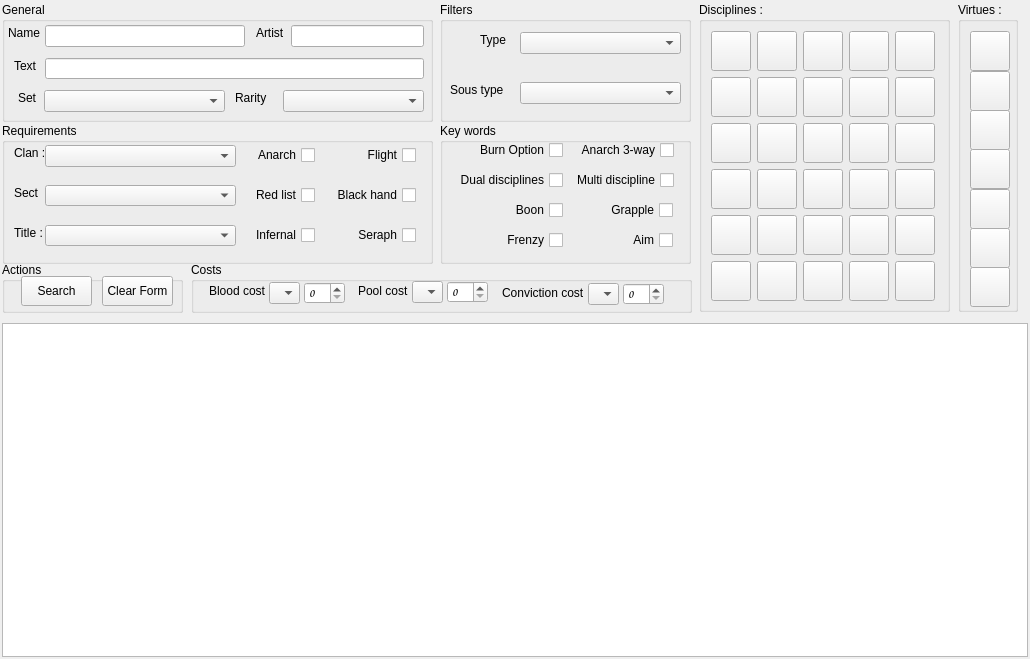
Before: the Qt Designer form src/tab_search_library.ui in Zugzwangs/Eternal-Deck-Builder, drawn with Qt 5.
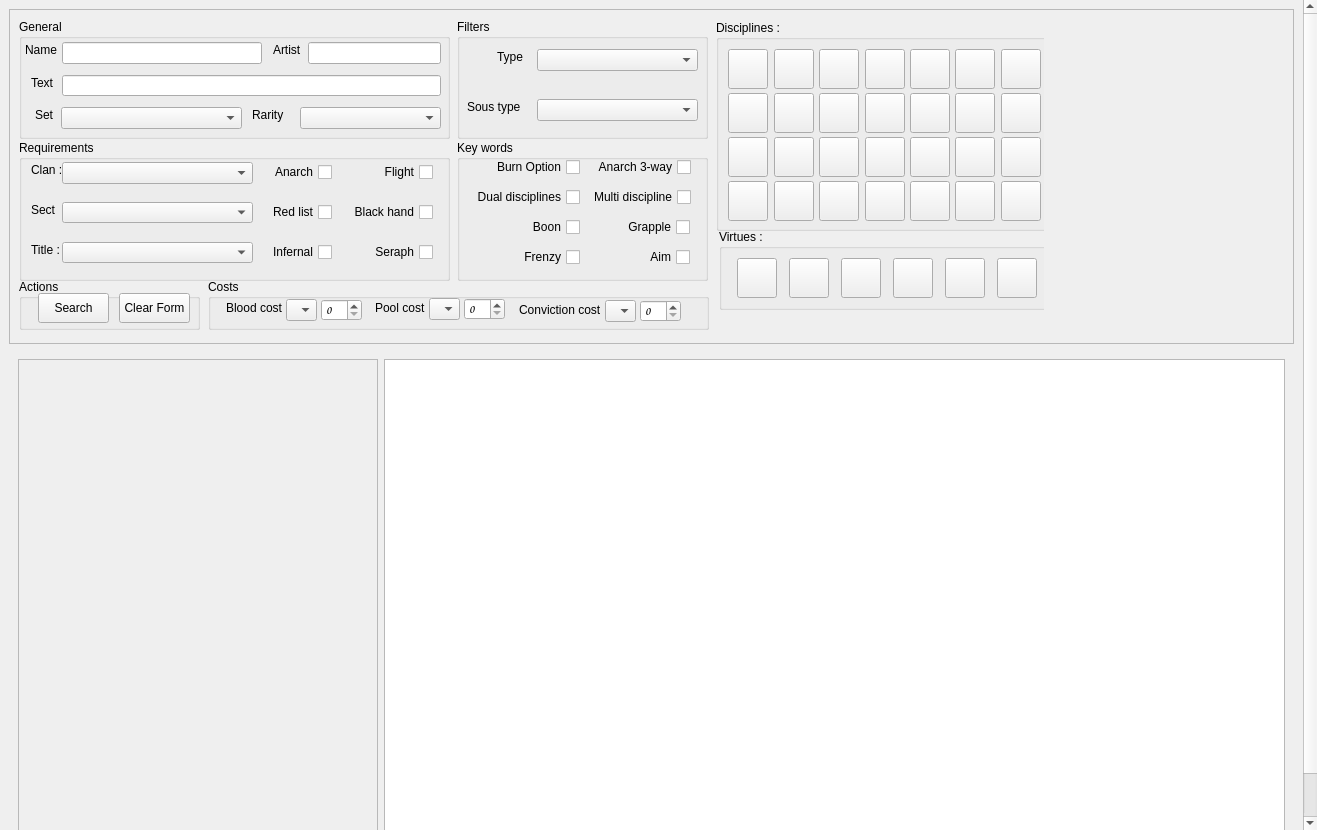
After: the same form once the commit is applied. Icons and pictures are not drawn. Custom widgets are drawn as their Qt base class.

Commit message: the main tab take all the mainwindow space now. Cards visuels and deck view are distributed into appropriate tabs. Tabs layout need to be corrected. And a new widget that represent a deck need to be designed and introduce into crypt/Lin search tabs

The edit to the form file:
```diff
--- a/src/tab_search_library.ui
+++ b/src/tab_search_library.ui
@@ -6,8 +6,8 @@
    <rect>
     <x>0</x>
     <y>0</y>
-    <width>1030</width>
-    <height>659</height>
+    <width>1317</width>
+    <height>830</height>
    </rect>
   </property>
   <property name="sizePolicy">
@@ -45,23 +45,20 @@
     <rect>
      <x>0</x>
      <y>0</y>
-     <width>1030</width>
-     <height>659</height>
+     <width>1296</width>
+     <height>890</height>
     </rect>
    </property>
    <layout class="QVBoxLayout" name="verticalLayout">
-    <property name="leftMargin">
-     <number>2</number>
-    </property>
-    <property name="topMargin">
-     <number>2</number>
-    </property>
-    <property name="rightMargin">
-     <number>2</number>
-    </property>
-    <property name="bottomMargin">
-     <number>2</number>
-    </property>
+    <item>
+     <widget class="QFrame" name="frame_2">
+      <property name="frameShape">
+       <enum>QFrame::StyledPanel</enum>
+      </property>
+      <property name="frameShadow">
+       <enum>QFrame::Raised</enum>
+      </property>
+      <layout class="QHBoxLayout" name="horizontalLayout_3">
     <item>
      <widget class="QFrame" name="CardSearchFrame">
       <property name="sizePolicy">
@@ -88,16 +85,16 @@
       <widget class="QGroupBox" name="CardgroupBoxVirtues">
        <property name="geometry">
         <rect>
-         <x>956</x>
-         <y>0</y>
-         <width>60</width>
-         <height>310</height>
+            <x>700</x>
+            <y>210</y>
+            <width>391</width>
+            <height>81</height>
         </rect>
        </property>
        <property name="title">
         <string>Virtues :  </string>
        </property>
-       <layout class="QVBoxLayout" name="verticalLayout_2">
+          <layout class="QHBoxLayout" name="horizontalLayout_2">
         <item>
          <widget class="DisciplineButton" name="def">
           <property name="sizePolicy">
@@ -653,91 +650,16 @@
        <property name="geometry">
         <rect>
          <x>697</x>
-         <y>0</y>
-         <width>251</width>
-         <height>310</height>
+            <y>1</y>
+            <width>381</width>
+            <height>211</height>
         </rect>
        </property>
        <property name="title">
         <string>Disciplines : </string>
        </property>
        <layout class="QGridLayout" name="gridLayout">
-        <item row="0" column="0">
-         <widget class="DisciplineButton" name="abo">
-          <property name="sizePolicy">
-           <sizepolicy hsizetype="Fixed" vsizetype="Fixed">
-            <horstretch>0</horstretch>
-            <verstretch>0</verstretch>
-           </sizepolicy>
-          </property>
-          <property name="minimumSize">
-           <size>
-            <width>40</width>
-            <height>40</height>
-           </size>
-          </property>
-          <property name="maximumSize">
-           <size>
-            <width>40</width>
-            <height>40</height>
-           </size>
-          </property>
-          <property name="text">
-           <string/>
-          </property>
-         </widget>
-        </item>
-        <item row="0" column="1">
-         <widget class="DisciplineButton" name="dem">
-          <property name="sizePolicy">
-           <sizepolicy hsizetype="Fixed" vsizetype="Fixed">
-            <horstretch>0</horstretch>
-            <verstretch>0</verstretch>
-           </sizepolicy>
-          </property>
-          <property name="minimumSize">
-           <size>
-            <width>40</width>
-            <height>40</height>
-           </size>
-          </property>
-          <property name="maximumSize">
-           <size>
-            <width>40</width>
-            <height>40</height>
-           </size>
-          </property>
-          <property name="text">
-           <string/>
-          </property>
-         </widget>
-        </item>
-        <item row="0" column="2">
-         <widget class="DisciplineButton" name="obe">
-          <property name="sizePolicy">
-           <sizepolicy hsizetype="Fixed" vsizetype="Fixed">
-            <horstretch>0</horstretch>
-            <verstretch>0</verstretch>
-           </sizepolicy>
-          </property>
-          <property name="minimumSize">
-           <size>
-            <width>40</width>
-            <height>40</height>
-           </size>
-          </property>
-          <property name="maximumSize">
-           <size>
-            <width>40</width>
-            <height>40</height>
-           </size>
-          </property>
-          <property name="text">
-           <string/>
-          </property>
-         </widget>
-        </item>
-        <item row="0" column="3">
+           <item row="2" column="4">
          <widget class="DisciplineButton" name="qui">
           <property name="sizePolicy">
            <sizepolicy hsizetype="Fixed" vsizetype="Fixed">
@@ -762,57 +684,7 @@
           </property>
          </widget>
         </item>
-        <item row="0" column="4">
-         <widget class="DisciplineButton" name="thn">
-          <property name="sizePolicy">
-           <sizepolicy hsizetype="Fixed" vsizetype="Fixed">
-            <horstretch>0</horstretch>
-            <verstretch>0</verstretch>
-           </sizepolicy>
-          </property>
-          <property name="minimumSize">
-           <size>
-            <width>40</width>
-            <height>40</height>
-           </size>
-          </property>
-          <property name="maximumSize">
-           <size>
-            <width>40</width>
-            <height>40</height>
-           </size>
-          </property>
-          <property name="text">
-           <string/>
-          </property>
-         </widget>
-        </item>
-        <item row="1" column="0">
-         <widget class="DisciplineButton" name="ani">
-          <property name="sizePolicy">
-           <sizepolicy hsizetype="Fixed" vsizetype="Fixed">
-            <horstretch>0</horstretch>
-            <verstretch>0</verstretch>
-           </sizepolicy>
-          </property>
-          <property name="minimumSize">
-           <size>
-            <width>40</width>
-            <height>40</height>
-           </size>
-          </property>
-          <property name="maximumSize">
-           <size>
-            <width>40</width>
-            <height>40</height>
-           </size>
-          </property>
-          <property name="text">
-           <string/>
-          </property>
-         </widget>
-        </item>
-        <item row="1" column="1">
+           <item row="3" column="1">
          <widget class="DisciplineButton" name="dom">
           <property name="sizePolicy">
            <sizepolicy hsizetype="Fixed" vsizetype="Fixed">
@@ -837,58 +709,8 @@
           </property>
          </widget>
         </item>
-        <item row="1" column="2">
-         <widget class="DisciplineButton" name="obf">
-          <property name="sizePolicy">
-           <sizepolicy hsizetype="Fixed" vsizetype="Fixed">
-            <horstretch>0</horstretch>
-            <verstretch>0</verstretch>
-           </sizepolicy>
-          </property>
-          <property name="minimumSize">
-           <size>
-            <width>40</width>
-            <height>40</height>
-           </size>
-          </property>
-          <property name="maximumSize">
-           <size>
-            <width>40</width>
-            <height>40</height>
-           </size>
-          </property>
-          <property name="text">
-           <string/>
-          </property>
-         </widget>
-        </item>
-        <item row="1" column="3">
-         <widget class="DisciplineButton" name="san">
-          <property name="sizePolicy">
-           <sizepolicy hsizetype="Fixed" vsizetype="Fixed">
-            <horstretch>0</horstretch>
-            <verstretch>0</verstretch>
-           </sizepolicy>
-          </property>
-          <property name="minimumSize">
-           <size>
-            <width>40</width>
-            <height>40</height>
-           </size>
-          </property>
-          <property name="maximumSize">
-           <size>
-            <width>40</width>
-            <height>40</height>
-           </size>
-          </property>
-          <property name="text">
-           <string/>
-          </property>
-         </widget>
-        </item>
-        <item row="1" column="4">
-         <widget class="DisciplineButton" name="val">
+           <item row="2" column="3">
+            <widget class="DisciplineButton" name="obt">
           <property name="sizePolicy">
            <sizepolicy hsizetype="Fixed" vsizetype="Fixed">
             <horstretch>0</horstretch>
@@ -937,8 +759,8 @@
           </property>
          </widget>
         </item>
-        <item row="2" column="1">
-         <widget class="DisciplineButton" name="for_2">
+           <item row="3" column="3">
+            <widget class="DisciplineButton" name="pot">
           <property name="sizePolicy">
            <sizepolicy hsizetype="Fixed" vsizetype="Fixed">
             <horstretch>0</horstretch>
@@ -962,8 +784,8 @@
           </property>
          </widget>
         </item>
-        <item row="2" column="2">
-         <widget class="DisciplineButton" name="obt">
+           <item row="2" column="5">
+            <widget class="DisciplineButton" name="tem">
           <property name="sizePolicy">
            <sizepolicy hsizetype="Fixed" vsizetype="Fixed">
             <horstretch>0</horstretch>
@@ -987,8 +809,8 @@
           </property>
          </widget>
         </item>
-        <item row="2" column="3">
-         <widget class="DisciplineButton" name="ser">
+           <item row="3" column="2">
+            <widget class="DisciplineButton" name="nec">
           <property name="sizePolicy">
            <sizepolicy hsizetype="Fixed" vsizetype="Fixed">
             <horstretch>0</horstretch>
@@ -1012,7 +834,7 @@
           </property>
          </widget>
         </item>
-        <item row="2" column="4">
+           <item row="2" column="6">
          <widget class="DisciplineButton" name="vic">
           <property name="sizePolicy">
            <sizepolicy hsizetype="Fixed" vsizetype="Fixed">
@@ -1062,82 +884,107 @@
           </property>
          </widget>
         </item>
-        <item row="3" column="1">
-         <widget class="DisciplineButton" name="mel">
-          <property name="sizePolicy">
-           <sizepolicy hsizetype="Fixed" vsizetype="Fixed">
-            <horstretch>0</horstretch>
-            <verstretch>0</verstretch>
-           </sizepolicy>
-          </property>
-          <property name="minimumSize">
-           <size>
-            <width>40</width>
-            <height>40</height>
-           </size>
-          </property>
-          <property name="maximumSize">
-           <size>
-            <width>40</width>
-            <height>40</height>
-           </size>
-          </property>
-          <property name="text">
-           <string/>
-          </property>
-         </widget>
-        </item>
-        <item row="3" column="2">
-         <widget class="DisciplineButton" name="pot">
-          <property name="sizePolicy">
-           <sizepolicy hsizetype="Fixed" vsizetype="Fixed">
-            <horstretch>0</horstretch>
-            <verstretch>0</verstretch>
-           </sizepolicy>
-          </property>
-          <property name="minimumSize">
-           <size>
-            <width>40</width>
-            <height>40</height>
-           </size>
-          </property>
-          <property name="maximumSize">
-           <size>
-            <width>40</width>
-            <height>40</height>
-           </size>
-          </property>
-          <property name="text">
-           <string/>
-          </property>
-         </widget>
-        </item>
-        <item row="3" column="3">
-         <widget class="DisciplineButton" name="spi">
-          <property name="sizePolicy">
-           <sizepolicy hsizetype="Fixed" vsizetype="Fixed">
-            <horstretch>0</horstretch>
-            <verstretch>0</verstretch>
-           </sizepolicy>
-          </property>
-          <property name="minimumSize">
-           <size>
-            <width>40</width>
-            <height>40</height>
-           </size>
-          </property>
-          <property name="maximumSize">
-           <size>
-            <width>40</width>
-            <height>40</height>
-           </size>
-          </property>
-          <property name="text">
-           <string/>
-          </property>
-         </widget>
-        </item>
         <item row="3" column="4">
+            <widget class="DisciplineButton" name="san">
+             <property name="sizePolicy">
+              <sizepolicy hsizetype="Fixed" vsizetype="Fixed">
+               <horstretch>0</horstretch>
+               <verstretch>0</verstretch>
+              </sizepolicy>
+             </property>
+             <property name="minimumSize">
+              <size>
+               <width>40</width>
+               <height>40</height>
+              </size>
+             </property>
+             <property name="maximumSize">
+              <size>
+               <width>40</width>
+               <height>40</height>
+              </size>
+             </property>
+             <property name="text">
+              <string/>
+             </property>
+            </widget>
+           </item>
+           <item row="2" column="1">
+            <widget class="DisciplineButton" name="dem">
+             <property name="sizePolicy">
+              <sizepolicy hsizetype="Fixed" vsizetype="Fixed">
+               <horstretch>0</horstretch>
+               <verstretch>0</verstretch>
+              </sizepolicy>
+             </property>
+             <property name="minimumSize">
+              <size>
+               <width>40</width>
+               <height>40</height>
+              </size>
+             </property>
+             <property name="maximumSize">
+              <size>
+               <width>40</width>
+               <height>40</height>
+              </size>
+             </property>
+             <property name="text">
+              <string/>
+             </property>
+            </widget>
+           </item>
+           <item row="2" column="2">
+            <widget class="DisciplineButton" name="myt">
+             <property name="sizePolicy">
+              <sizepolicy hsizetype="Fixed" vsizetype="Fixed">
+               <horstretch>0</horstretch>
+               <verstretch>0</verstretch>
+              </sizepolicy>
+             </property>
+             <property name="minimumSize">
+              <size>
+               <width>40</width>
+               <height>40</height>
+              </size>
+             </property>
+             <property name="maximumSize">
+              <size>
+               <width>40</width>
+               <height>40</height>
+              </size>
+             </property>
+             <property name="text">
+              <string/>
+             </property>
+            </widget>
+           </item>
+           <item row="3" column="5">
+            <widget class="DisciplineButton" name="tha">
+             <property name="sizePolicy">
+              <sizepolicy hsizetype="Fixed" vsizetype="Fixed">
+               <horstretch>0</horstretch>
+               <verstretch>0</verstretch>
+              </sizepolicy>
+             </property>
+             <property name="minimumSize">
+              <size>
+               <width>40</width>
+               <height>40</height>
+              </size>
+             </property>
+             <property name="maximumSize">
+              <size>
+               <width>40</width>
+               <height>40</height>
+              </size>
+             </property>
+             <property name="text">
+              <string/>
+             </property>
+            </widget>
+           </item>
+           <item row="3" column="6">
          <widget class="DisciplineButton" name="vis">
           <property name="sizePolicy">
            <sizepolicy hsizetype="Fixed" vsizetype="Fixed">
@@ -1162,7 +1009,132 @@
           </property>
          </widget>
         </item>
-        <item row="4" column="0">
+           <item row="0" column="3">
+            <widget class="DisciplineButton" name="obe">
+             <property name="sizePolicy">
+              <sizepolicy hsizetype="Fixed" vsizetype="Fixed">
+               <horstretch>0</horstretch>
+               <verstretch>0</verstretch>
+              </sizepolicy>
+             </property>
+             <property name="minimumSize">
+              <size>
+               <width>40</width>
+               <height>40</height>
+              </size>
+             </property>
+             <property name="maximumSize">
+              <size>
+               <width>40</width>
+               <height>40</height>
+              </size>
+             </property>
+             <property name="text">
+              <string/>
+             </property>
+            </widget>
+           </item>
+           <item row="0" column="2">
+            <widget class="DisciplineButton" name="for_2">
+             <property name="sizePolicy">
+              <sizepolicy hsizetype="Fixed" vsizetype="Fixed">
+               <horstretch>0</horstretch>
+               <verstretch>0</verstretch>
+              </sizepolicy>
+             </property>
+             <property name="minimumSize">
+              <size>
+               <width>40</width>
+               <height>40</height>
+              </size>
+             </property>
+             <property name="maximumSize">
+              <size>
+               <width>40</width>
+               <height>40</height>
+              </size>
+             </property>
+             <property name="text">
+              <string/>
+             </property>
+            </widget>
+           </item>
+           <item row="1" column="1">
+            <widget class="DisciplineButton" name="dai">
+             <property name="sizePolicy">
+              <sizepolicy hsizetype="Fixed" vsizetype="Fixed">
+               <horstretch>0</horstretch>
+               <verstretch>0</verstretch>
+              </sizepolicy>
+             </property>
+             <property name="minimumSize">
+              <size>
+               <width>40</width>
+               <height>40</height>
+              </size>
+             </property>
+             <property name="maximumSize">
+              <size>
+               <width>40</width>
+               <height>40</height>
+              </size>
+             </property>
+             <property name="text">
+              <string/>
+             </property>
+            </widget>
+           </item>
+           <item row="0" column="0">
+            <widget class="DisciplineButton" name="abo">
+             <property name="sizePolicy">
+              <sizepolicy hsizetype="Fixed" vsizetype="Fixed">
+               <horstretch>0</horstretch>
+               <verstretch>0</verstretch>
+              </sizepolicy>
+             </property>
+             <property name="minimumSize">
+              <size>
+               <width>40</width>
+               <height>40</height>
+              </size>
+             </property>
+             <property name="maximumSize">
+              <size>
+               <width>40</width>
+               <height>40</height>
+              </size>
+             </property>
+             <property name="text">
+              <string/>
+             </property>
+            </widget>
+           </item>
+           <item row="0" column="5">
+            <widget class="DisciplineButton" name="ser">
+             <property name="sizePolicy">
+              <sizepolicy hsizetype="Fixed" vsizetype="Fixed">
+               <horstretch>0</horstretch>
+               <verstretch>0</verstretch>
+              </sizepolicy>
+             </property>
+             <property name="minimumSize">
+              <size>
+               <width>40</width>
+               <height>40</height>
+              </size>
+             </property>
+             <property name="maximumSize">
+              <size>
+               <width>40</width>
+               <height>40</height>
+              </size>
+             </property>
+             <property name="text">
+              <string/>
+             </property>
+            </widget>
+           </item>
+           <item row="0" column="1">
          <widget class="DisciplineButton" name="chi">
           <property name="sizePolicy">
            <sizepolicy hsizetype="Fixed" vsizetype="Fixed">
@@ -1187,32 +1159,7 @@
           </property>
          </widget>
         </item>
-        <item row="4" column="1">
-         <widget class="DisciplineButton" name="myt">
-          <property name="sizePolicy">
-           <sizepolicy hsizetype="Fixed" vsizetype="Fixed">
-            <horstretch>0</horstretch>
-            <verstretch>0</verstretch>
-           </sizepolicy>
-          </property>
-          <property name="minimumSize">
-           <size>
-            <width>40</width>
-            <height>40</height>
-           </size>
-          </property>
-          <property name="maximumSize">
-           <size>
-            <width>40</width>
-            <height>40</height>
-           </size>
-          </property>
-          <property name="text">
-           <string/>
-          </property>
-         </widget>
-        </item>
-        <item row="4" column="2">
+           <item row="0" column="4">
          <widget class="DisciplineButton" name="pre">
           <property name="sizePolicy">
            <sizepolicy hsizetype="Fixed" vsizetype="Fixed">
@@ -1237,8 +1184,8 @@
           </property>
          </widget>
         </item>
-        <item row="4" column="3">
-         <widget class="DisciplineButton" name="tem">
+           <item row="1" column="0">
+            <widget class="DisciplineButton" name="ani">
           <property name="sizePolicy">
            <sizepolicy hsizetype="Fixed" vsizetype="Fixed">
             <horstretch>0</horstretch>
@@ -1262,8 +1209,8 @@
           </property>
          </widget>
         </item>
-        <item row="4" column="4">
-         <widget class="DisciplineButton" name="mal">
+           <item row="1" column="3">
+            <widget class="DisciplineButton" name="obf">
           <property name="sizePolicy">
            <sizepolicy hsizetype="Fixed" vsizetype="Fixed">
             <horstretch>0</horstretch>
@@ -1287,8 +1234,8 @@
           </property>
          </widget>
         </item>
-        <item row="5" column="0">
-         <widget class="DisciplineButton" name="dai">
+           <item row="1" column="6">
+            <widget class="DisciplineButton" name="val">
           <property name="sizePolicy">
            <sizepolicy hsizetype="Fixed" vsizetype="Fixed">
             <horstretch>0</horstretch>
@@ -1312,82 +1259,7 @@
           </property>
          </widget>
         </item>
-        <item row="5" column="1">
-         <widget class="DisciplineButton" name="nec">
-          <property name="sizePolicy">
-           <sizepolicy hsizetype="Fixed" vsizetype="Fixed">
-            <horstretch>0</horstretch>
-            <verstretch>0</verstretch>
-           </sizepolicy>
-          </property>
-          <property name="minimumSize">
-           <size>
-            <width>40</width>
-            <height>40</height>
-           </size>
-          </property>
-          <property name="maximumSize">
-           <size>
-            <width>40</width>
-            <height>40</height>
-           </size>
-          </property>
-          <property name="text">
-           <string/>
-          </property>
-         </widget>
-        </item>
-        <item row="5" column="2">
-         <widget class="DisciplineButton" name="pro">
-          <property name="sizePolicy">
-           <sizepolicy hsizetype="Fixed" vsizetype="Fixed">
-            <horstretch>0</horstretch>
-            <verstretch>0</verstretch>
-           </sizepolicy>
-          </property>
-          <property name="minimumSize">
-           <size>
-            <width>40</width>
-            <height>40</height>
-           </size>
-          </property>
-          <property name="maximumSize">
-           <size>
-            <width>40</width>
-            <height>40</height>
-           </size>
-          </property>
-          <property name="text">
-           <string/>
-          </property>
-         </widget>
-        </item>
-        <item row="5" column="3">
-         <widget class="DisciplineButton" name="tha">
-          <property name="sizePolicy">
-           <sizepolicy hsizetype="Fixed" vsizetype="Fixed">
-            <horstretch>0</horstretch>
-            <verstretch>0</verstretch>
-           </sizepolicy>
-          </property>
-          <property name="minimumSize">
-           <size>
-            <width>40</width>
-            <height>40</height>
-           </size>
-          </property>
-          <property name="maximumSize">
-           <size>
-            <width>40</width>
-            <height>40</height>
-           </size>
-          </property>
-          <property name="text">
-           <string/>
-          </property>
-         </widget>
-        </item>
-        <item row="5" column="4">
+           <item row="3" column="7">
          <widget class="DisciplineButton" name="stri">
           <property name="sizePolicy">
            <sizepolicy hsizetype="Fixed" vsizetype="Fixed">
@@ -1412,6 +1284,131 @@
           </property>
          </widget>
         </item>
+           <item row="1" column="4">
+            <widget class="DisciplineButton" name="pro">
+             <property name="sizePolicy">
+              <sizepolicy hsizetype="Fixed" vsizetype="Fixed">
+               <horstretch>0</horstretch>
+               <verstretch>0</verstretch>
+              </sizepolicy>
+             </property>
+             <property name="minimumSize">
+              <size>
+               <width>40</width>
+               <height>40</height>
+              </size>
+             </property>
+             <property name="maximumSize">
+              <size>
+               <width>40</width>
+               <height>40</height>
+              </size>
+             </property>
+             <property name="text">
+              <string/>
+             </property>
+            </widget>
+           </item>
+           <item row="1" column="5">
+            <widget class="DisciplineButton" name="spi">
+             <property name="sizePolicy">
+              <sizepolicy hsizetype="Fixed" vsizetype="Fixed">
+               <horstretch>0</horstretch>
+               <verstretch>0</verstretch>
+              </sizepolicy>
+             </property>
+             <property name="minimumSize">
+              <size>
+               <width>40</width>
+               <height>40</height>
+              </size>
+             </property>
+             <property name="maximumSize">
+              <size>
+               <width>40</width>
+               <height>40</height>
+              </size>
+             </property>
+             <property name="text">
+              <string/>
+             </property>
+            </widget>
+           </item>
+           <item row="0" column="6">
+            <widget class="DisciplineButton" name="thn">
+             <property name="sizePolicy">
+              <sizepolicy hsizetype="Fixed" vsizetype="Fixed">
+               <horstretch>0</horstretch>
+               <verstretch>0</verstretch>
+              </sizepolicy>
+             </property>
+             <property name="minimumSize">
+              <size>
+               <width>40</width>
+               <height>40</height>
+              </size>
+             </property>
+             <property name="maximumSize">
+              <size>
+               <width>40</width>
+               <height>40</height>
+              </size>
+             </property>
+             <property name="text">
+              <string/>
+             </property>
+            </widget>
+           </item>
+           <item row="1" column="2">
+            <widget class="DisciplineButton" name="mel">
+             <property name="sizePolicy">
+              <sizepolicy hsizetype="Fixed" vsizetype="Fixed">
+               <horstretch>0</horstretch>
+               <verstretch>0</verstretch>
+              </sizepolicy>
+             </property>
+             <property name="minimumSize">
+              <size>
+               <width>40</width>
+               <height>40</height>
+              </size>
+             </property>
+             <property name="maximumSize">
+              <size>
+               <width>40</width>
+               <height>40</height>
+              </size>
+             </property>
+             <property name="text">
+              <string/>
+             </property>
+            </widget>
+           </item>
+           <item row="2" column="7">
+            <widget class="DisciplineButton" name="mal">
+             <property name="sizePolicy">
+              <sizepolicy hsizetype="Fixed" vsizetype="Fixed">
+               <horstretch>0</horstretch>
+               <verstretch>0</verstretch>
+              </sizepolicy>
+             </property>
+             <property name="minimumSize">
+              <size>
+               <width>40</width>
+               <height>40</height>
+              </size>
+             </property>
+             <property name="maximumSize">
+              <size>
+               <width>40</width>
+               <height>40</height>
+              </size>
+             </property>
+             <property name="text">
+              <string/>
+             </property>
+            </widget>
+           </item>
        </layout>
       </widget>
       <widget class="QGroupBox" name="CardgroupBoxRequirements">
@@ -1768,6 +1765,71 @@
      </widget>
     </item>
     <item>
+        <spacer name="horizontalSpacer">
+         <property name="orientation">
+          <enum>Qt::Horizontal</enum>
+         </property>
+         <property name="sizeHint" stdset="0">
+          <size>
+           <width>215</width>
+           <height>20</height>
+          </size>
+         </property>
+        </spacer>
+       </item>
+      </layout>
+     </widget>
+    </item>
+    <item>
+     <widget class="QFrame" name="frame">
+      <property name="frameShape">
+       <enum>QFrame::NoFrame</enum>
+      </property>
+      <property name="frameShadow">
+       <enum>QFrame::Plain</enum>
+      </property>
+      <property name="lineWidth">
+       <number>0</number>
+      </property>
+      <layout class="QHBoxLayout" name="horizontalLayout">
+       <item>
+        <widget class="QLabel" name="VisuelCarte">
+         <property name="sizePolicy">
+          <sizepolicy hsizetype="Fixed" vsizetype="Fixed">
+           <horstretch>0</horstretch>
+           <verstretch>0</verstretch>
+          </sizepolicy>
+         </property>
+         <property name="minimumSize">
+          <size>
+           <width>360</width>
+           <height>500</height>
+          </size>
+         </property>
+         <property name="maximumSize">
+          <size>
+           <width>360</width>
+           <height>500</height>
+          </size>
+         </property>
+         <property name="frameShape">
+          <enum>QFrame::StyledPanel</enum>
+         </property>
+         <property name="frameShadow">
+          <enum>QFrame::Sunken</enum>
+         </property>
+         <property name="lineWidth">
+          <number>0</number>
+         </property>
+         <property name="text">
+          <string/>
+         </property>
+         <property name="pixmap">
+          <pixmap>../../jr/Desktop/Vtes_Grelarge.gif</pixmap>
+         </property>
+        </widget>
+       </item>
+       <item>
      <widget class="PItemView" name="PTVCardsResults">
       <property name="alternatingRowColors">
        <bool>true</bool>
@@ -1781,8 +1843,9 @@
      </widget>
     </item>
    </layout>
-   <zorder>PTVCardsResults</zorder>
-   <zorder>CardSearchFrame</zorder>
+     </widget>
+    </item>
+   </layout>
   </widget>
  </widget>
  <customwidgets>
```
Lines whose indentation alone changed are shown as unchanged. The commit also changes 20 other files.
